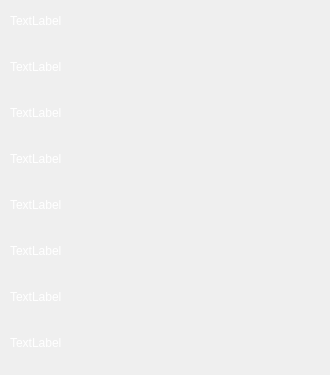
First picture: the form in videoinfodialog.ui, repository liyujie666/Smart_Player, before the edit.
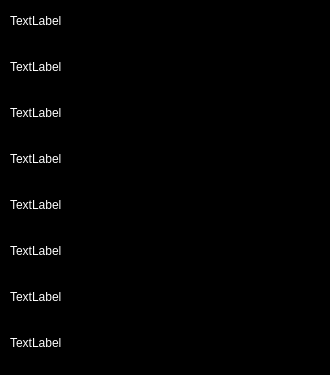
Second picture: the form after the edit.

The edit to the form file:
```diff
--- a/videoinfodialog.ui
+++ b/videoinfodialog.ui
@@ -25,7 +25,12 @@
   <property name="windowTitle">
    <string>Dialog</string>
   </property>
-  <widget class="QWidget" name="">
+  <property name="styleSheet">
+   <string notr="true">QDialog{
+background:black;
+}</string>
+  </property>
+  <widget class="QWidget" name="layoutWidget">
    <property name="geometry">
     <rect>
      <x>10</x>
```
